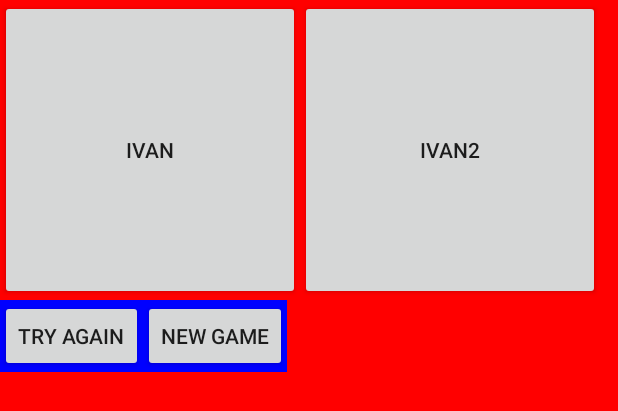
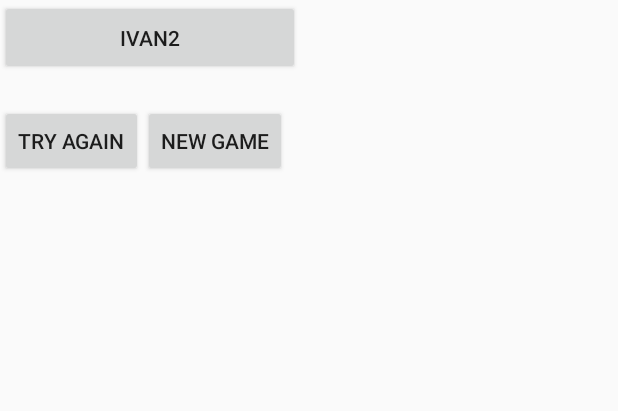
Before and after one commit to velikGeorgiev/Minesweeper, an Android app: the layout content_main.xml on its own in the app's theme, with its tools: preview values and no code run, on a phone screen of 412 x 824 dp. Shown: the top 411 px of the screen. Run offline under Robolectric (Android 15) with nearby library versions, the phone set to English and light mode, and no system bars.

Commit message:
Game bar adjustments

```diff
--- a/app/src/main/res/layout/content_main.xml
+++ b/app/src/main/res/layout/content_main.xml
@@ -8,22 +8,17 @@
     tools:context="evan.test.MainActivity"
     tools:showIn="@layout/app_bar_main"
     android:orientation="vertical"
-    android:background="#FF0000"
     android:id="@+id/scrollViewLayout">
 
     <LinearLayout
         android:layout_width="match_parent"
-        android:layout_height="wrap_content"
+        android:layout_height="50dp"
         android:id="@+id/haha"
         android:orientation="horizontal">
 
         <Button
             android:layout_width="200dp"
-            android:layout_height="200dp"
-            android:text="IVAN"/>
-        <Button
-            android:layout_width="200dp"
-            android:layout_height="200dp"
+            android:layout_height="match_parent"
             android:text="IVAN2"/>
     </LinearLayout>
 
@@ -32,7 +27,7 @@
             android:layout_width="match_parent"
             android:layout_height="match_parent"
             android:layout_below="@+id/haha"
-            android:background="#FF0000"
+            android:paddingTop="20dp"
             >
         <HorizontalScrollView xmlns:android="http://schemas.android.com/apk/res/android"
             android:layout_width="wrap_content"
@@ -42,8 +37,7 @@
                 android:id="@+id/mainLinerLayout"
                 android:layout_width="match_parent"
                 android:layout_height="match_parent"
-                android:orientation="vertical"
-                android:background="#0000FF">
+                android:orientation="vertical">
 
                 <RelativeLayout
                     android:layout_width="wrap_content"
```
